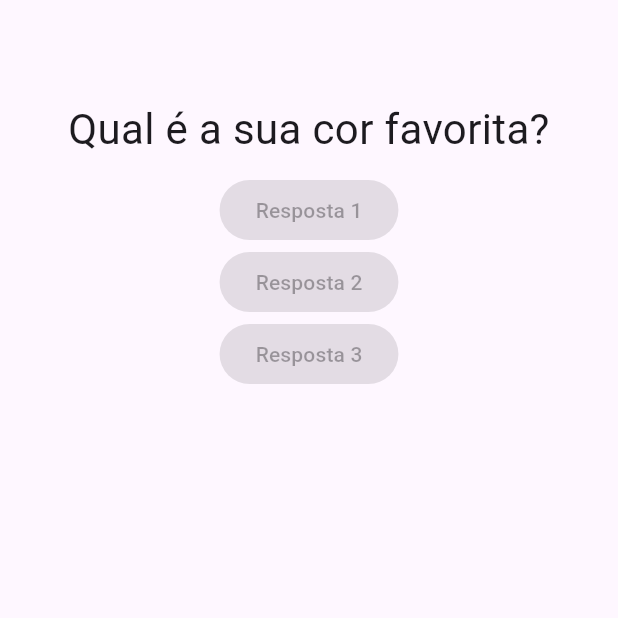
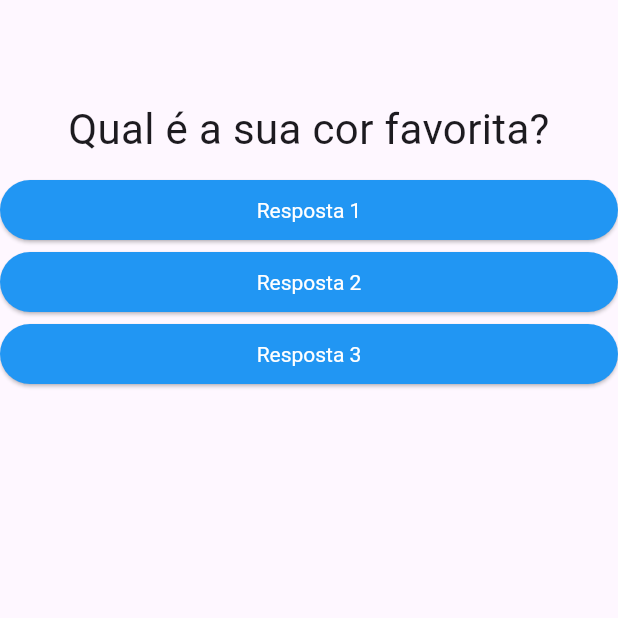
Before and after one commit to IsraelRAlencar/Projeto-Perguntas, a Flutter app: the screen it shows after launch, on a phone screen of 412 x 824 dp, the top half of it. Run offline on Flutter 3.47's test engine with Material 3 defaults, Android fonts, the phone set to English and light mode, and no system bars.

Commit message:
new - passando funcao callback

```diff
--- a/lib/main.dart
+++ b/lib/main.dart
@@ -11,7 +11,6 @@ class _PerguntaAppState extends State<PerguntaApp> {
     setState(() {
       _perguntaSelecionada++;
     });
-    print(_perguntaSelecionada);
   }
 
   @override
@@ -27,9 +26,9 @@ class _PerguntaAppState extends State<PerguntaApp> {
         body: Column(
           children: [
             Questao(perguntas[_perguntaSelecionada]),
-            Resposta('Resposta 1'),
-            Resposta('Resposta 2'),
-            Resposta('Resposta 3'),
+            Resposta('Resposta 1', _responder),
+            Resposta('Resposta 2', _responder),
+            Resposta('Resposta 3', _responder),
           ],
         ),
       ),
--- a/lib/resposta.dart
+++ b/lib/resposta.dart
@@ -2,11 +2,21 @@ import 'package:flutter/material.dart';
 
 class Resposta extends StatelessWidget {
   final String texto;
+  final void Function() quandoSelecionado;
 
-  const Resposta(this.texto);
+  const Resposta(this.texto, this.quandoSelecionado);
 
   @override
   Widget build(BuildContext context) {
-    return ElevatedButton(onPressed: null, child: Text(texto));
+    return Container(
+      width: double.infinity,
+      child: ElevatedButton(
+        style: ElevatedButton.styleFrom(
+            backgroundColor: Colors.blue,
+            textStyle: TextStyle(foreground: Paint()..color = Colors.white)),
+        onPressed: quandoSelecionado,
+        child: Text(texto),
+      ),
+    );
   }
 }
```
